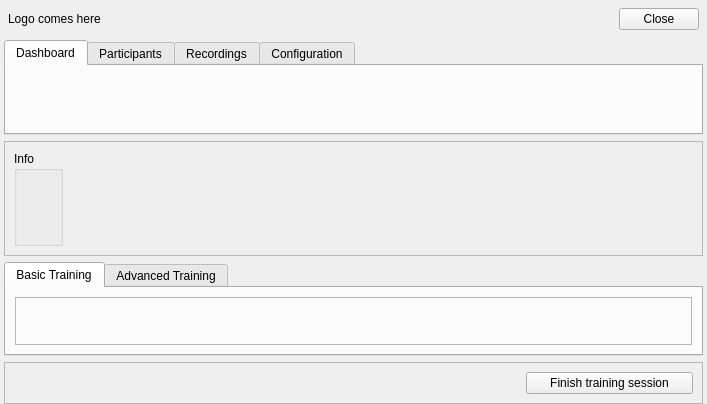
EBATINCA/TrainUS, file Modules/Home/Resources/UI/Home.ui: the form before one commit.
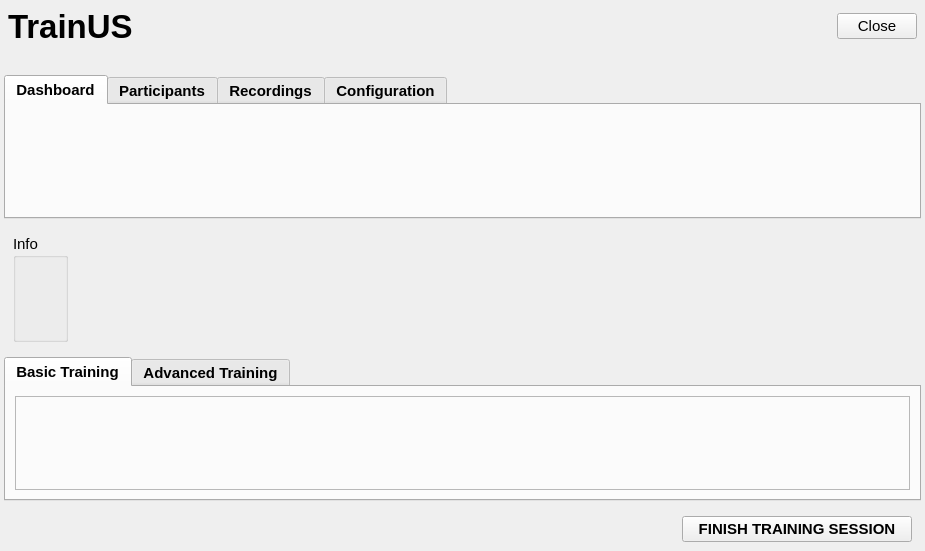
The form after the commit. Custom widgets are drawn as their Qt base class.

Commit message:
ENH: Improve GUI appearance
Font size, bold titles, table stretch, and warning messages

Patch:
```diff
--- a/Modules/Home/Resources/UI/Home.ui
+++ b/Modules/Home/Resources/UI/Home.ui
@@ -6,8 +6,8 @@
    <rect>
     <x>0</x>
     <y>0</y>
-    <width>707</width>
-    <height>404</height>
+    <width>925</width>
+    <height>551</height>
    </rect>
   </property>
   <property name="windowTitle">
@@ -28,16 +28,19 @@
    </property>
    <item>
     <widget class="QFrame" name="headerFrame">
+     <property name="font">
+      <font>
+       <weight>50</weight>
+       <bold>false</bold>
+      </font>
+     </property>
      <property name="frameShape">
       <enum>QFrame::NoFrame</enum>
      </property>
      <property name="frameShadow">
       <enum>QFrame::Raised</enum>
      </property>
-     <layout class="QHBoxLayout" name="horizontalLayout">
-      <property name="spacing">
-       <number>4</number>
-      </property>
+     <layout class="QGridLayout" name="gridLayout_2">
       <property name="leftMargin">
        <number>4</number>
       </property>
@@ -50,18 +53,27 @@
       <property name="bottomMargin">
        <number>4</number>
       </property>
-      <item>
-       <widget class="QLabel" name="logoLabel">
+      <item row="1" column="0">
+       <widget class="QLabel" name="label">
         <property name="text">
-         <string>Logo comes here</string>
+         <string/>
         </property>
        </widget>
       </item>
-      <item>
+      <item row="0" column="1">
        <spacer name="horizontalSpacer">
+        <property name="font">
+         <font>
+          <weight>50</weight>
+          <bold>false</bold>
+         </font>
+        </property>
         <property name="orientation">
          <enum>Qt::Horizontal</enum>
         </property>
+        <property name="sizeType">
+         <enum>QSizePolicy::Expanding</enum>
+        </property>
         <property name="sizeHint" stdset="0">
          <size>
           <width>40</width>
@@ -70,18 +82,46 @@
         </property>
        </spacer>
       </item>
-      <item>
+      <item row="0" column="2">
        <widget class="QPushButton" name="closeButton">
+        <property name="font">
+         <font>
+          <pointsize>11</pointsize>
+          <weight>50</weight>
+          <bold>false</bold>
+         </font>
+        </property>
         <property name="text">
          <string>Close</string>
         </property>
        </widget>
       </item>
+      <item row="0" column="0">
+       <widget class="QLabel" name="label_2">
+        <property name="font">
+         <font>
+          <pointsize>25</pointsize>
+          <weight>75</weight>
+          <bold>true</bold>
+         </font>
+        </property>
+        <property name="text">
+         <string>TrainUS</string>
+        </property>
+       </widget>
+      </item>
      </layout>
     </widget>
    </item>
    <item>
     <widget class="QTabWidget" name="dashboardTabWidget">
+     <property name="font">
+      <font>
+       <pointsize>11</pointsize>
+       <weight>75</weight>
+       <bold>true</bold>
+      </font>
+     </property>
      <property name="currentIndex">
       <number>0</number>
      </property>
@@ -92,6 +132,13 @@
       <layout class="QGridLayout" name="gridLayout">
        <item row="0" column="0">
         <widget class="QFrame" name="dashboardFrame">
+         <property name="font">
+          <font>
+           <pointsize>11</pointsize>
+           <weight>50</weight>
+           <bold>false</bold>
+          </font>
+         </property>
          <property name="frameShape">
           <enum>QFrame::NoFrame</enum>
          </property>
@@ -157,8 +204,14 @@
    </item>
    <item>
     <widget class="QFrame" name="frame">
+     <property name="font">
+      <font>
+       <weight>50</weight>
+       <bold>false</bold>
+      </font>
+     </property>
      <property name="frameShape">
-      <enum>QFrame::StyledPanel</enum>
+      <enum>QFrame::NoFrame</enum>
      </property>
      <property name="frameShadow">
       <enum>QFrame::Raised</enum>
@@ -166,6 +219,13 @@
      <layout class="QHBoxLayout" name="horizontalLayout_3">
       <item>
        <widget class="QGroupBox" name="trainingInfoGroupBox">
+        <property name="font">
+         <font>
+          <pointsize>11</pointsize>
+          <weight>50</weight>
+          <bold>false</bold>
+         </font>
+        </property>
         <property name="title">
          <string>Info</string>
         </property>
@@ -178,6 +238,13 @@
         <layout class="QVBoxLayout" name="verticalLayout_7">
          <item>
           <widget class="QLabel" name="participantLabel">
+           <property name="font">
+            <font>
+             <pointsize>11</pointsize>
+             <weight>50</weight>
+             <bold>false</bold>
+            </font>
+           </property>
            <property name="text">
             <string/>
            </property>
@@ -185,6 +252,13 @@
          </item>
          <item>
           <widget class="QLabel" name="dateTimeLabel">
+           <property name="font">
+            <font>
+             <pointsize>11</pointsize>
+             <weight>50</weight>
+             <bold>false</bold>
+            </font>
+           </property>
            <property name="text">
             <string/>
            </property>
@@ -192,6 +266,13 @@
          </item>
          <item>
           <widget class="QLabel" name="hardwareSetUpLabel">
+           <property name="font">
+            <font>
+             <pointsize>11</pointsize>
+             <weight>50</weight>
+             <bold>false</bold>
+            </font>
+           </property>
            <property name="text">
             <string/>
            </property>
@@ -202,6 +283,12 @@
       </item>
       <item>
        <spacer name="horizontalSpacer_3">
+        <property name="font">
+         <font>
+          <weight>50</weight>
+          <bold>false</bold>
+         </font>
+        </property>
         <property name="orientation">
          <enum>Qt::Horizontal</enum>
         </property>
@@ -221,6 +308,13 @@
    </item>
    <item>
     <widget class="QTabWidget" name="trainingTabWidget">
+     <property name="font">
+      <font>
+       <pointsize>11</pointsize>
+       <weight>75</weight>
+       <bold>true</bold>
+      </font>
+     </property>
      <property name="tabPosition">
       <enum>QTabWidget::North</enum>
      </property>
@@ -237,6 +331,13 @@
       <layout class="QVBoxLayout" name="verticalLayout_6">
        <item>
         <widget class="QFrame" name="basicTrainingFrame">
+         <property name="font">
+          <font>
+           <pointsize>11</pointsize>
+           <weight>50</weight>
+           <bold>false</bold>
+          </font>
+         </property>
          <property name="frameShape">
           <enum>QFrame::StyledPanel</enum>
          </property>
@@ -268,8 +369,14 @@
    </item>
    <item>
     <widget class="QFrame" name="finishTrainingFrame">
+     <property name="font">
+      <font>
+       <weight>50</weight>
+       <bold>false</bold>
+      </font>
+     </property>
      <property name="frameShape">
-      <enum>QFrame::StyledPanel</enum>
+      <enum>QFrame::NoFrame</enum>
      </property>
      <property name="frameShadow">
       <enum>QFrame::Raised</enum>
@@ -277,6 +384,12 @@
      <layout class="QHBoxLayout" name="horizontalLayout_2">
       <item>
        <spacer name="horizontalSpacer_2">
+        <property name="font">
+         <font>
+          <weight>50</weight>
+          <bold>false</bold>
+         </font>
+        </property>
         <property name="orientation">
          <enum>Qt::Horizontal</enum>
         </property>
@@ -290,8 +403,15 @@
       </item>
       <item>
        <widget class="QPushButton" name="finishTrainingButton">
+        <property name="font">
+         <font>
+          <pointsize>11</pointsize>
+          <weight>75</weight>
+          <bold>true</bold>
+         </font>
+        </property>
         <property name="text">
-         <string>      Finish training session      </string>
+         <string>   FINISH TRAINING SESSION   </string>
         </property>
        </widget>
       </item>
```
Left out of the diff: 32 changed lines with no effect on the pictures. The commit also changes 4 other files.
